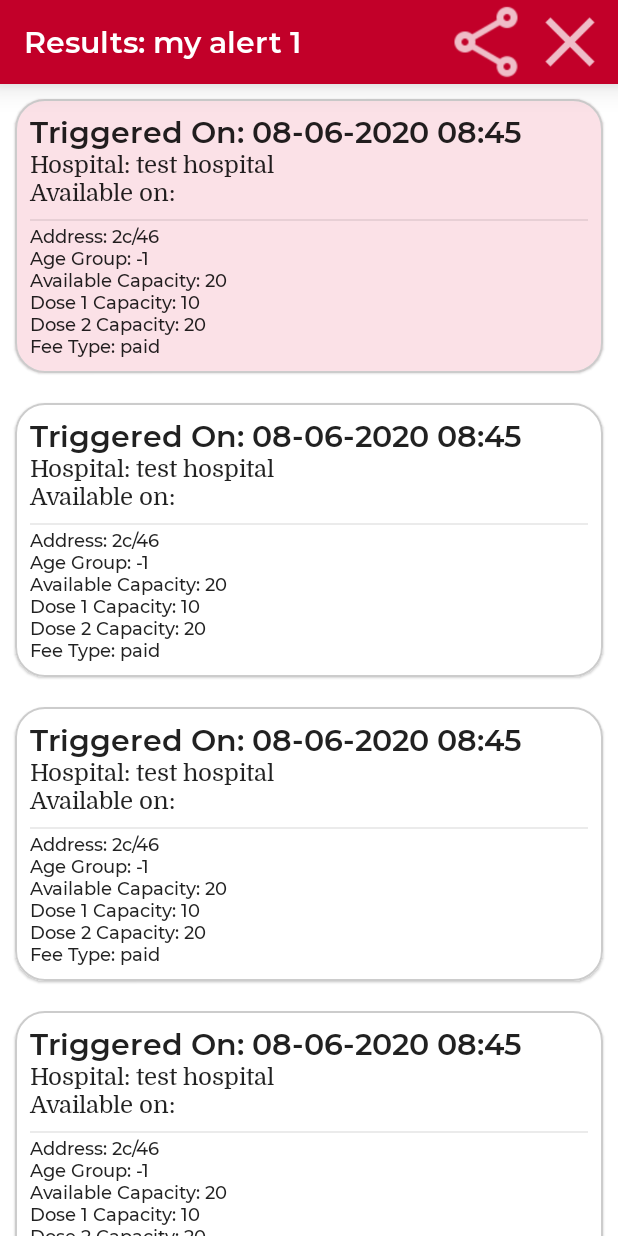
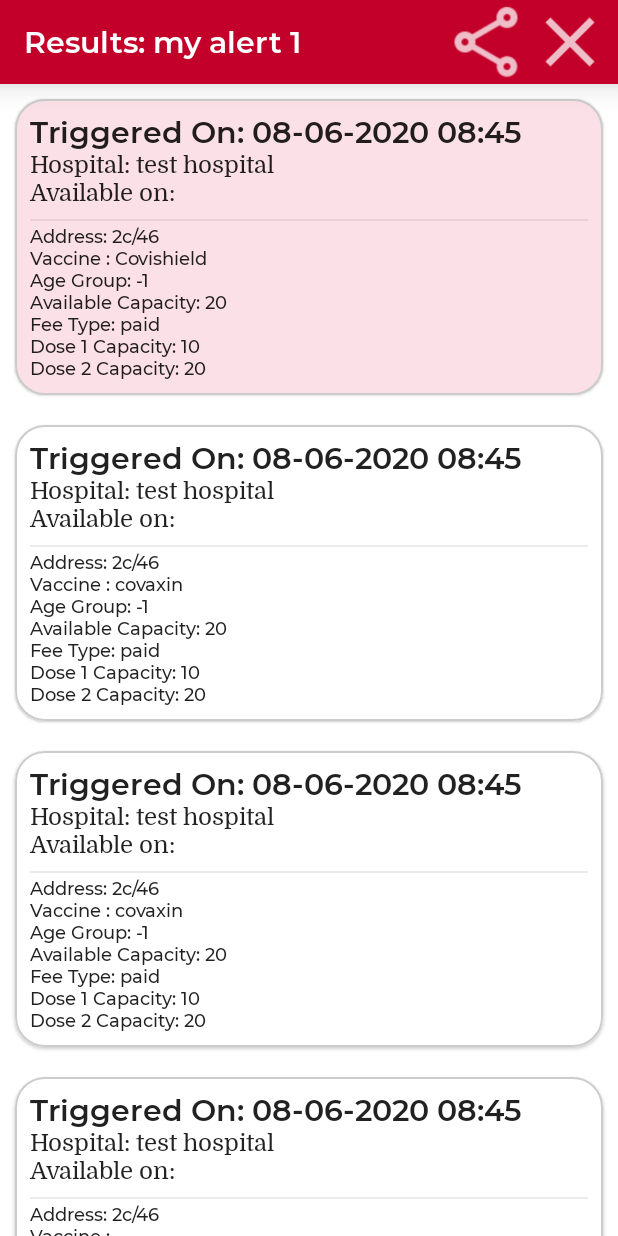
Before and after one commit to sp98/cowin-alert, an Android app built with Jetpack Compose: the @Preview function PreviewResultDetails, on a phone screen of 412 x 824 dp. Run offline under Robolectric (Android 15) with nearby library versions, the phone set to English and light mode, and no system bars; our stand-ins replace Room's generated code, accompanist.

Commit message:
added vaccine type to the result screen
Signed-off-by: Santosh Pillai <sapillai@redhat.com>

```diff
--- a/app/src/main/java/com/santoshpillai/cowinalert/data/local/AlertDatabase.kt
+++ b/app/src/main/java/com/santoshpillai/cowinalert/data/local/AlertDatabase.kt
@@ -7,7 +7,7 @@
 import com.santoshpillai.cowinalert.data.model.Alert
 import com.santoshpillai.cowinalert.data.model.Result
 
-@Database(entities = [Alert::class, Result::class], version = 3, exportSchema = false)
+@Database(entities = [Alert::class, Result::class], version = 4, exportSchema = false)
 abstract class AlertDatabase : RoomDatabase() {
 
     abstract val alertDatabaseDao: AlertDatabaseDao
--- a/app/src/main/java/com/santoshpillai/cowinalert/data/model/Result.kt
+++ b/app/src/main/java/com/santoshpillai/cowinalert/data/model/Result.kt
@@ -27,6 +27,9 @@
     @ColumnInfo(name = "block_name")
     val blockName: String = "",
 
+    @ColumnInfo(name = "vaccine")
+    val vaccine: String = "",
+
     @ColumnInfo(name = "fee_type")
     val feeType: String = "",
 
--- a/app/src/main/java/com/santoshpillai/cowinalert/ui/resultscreen/ResultScreen.kt
+++ b/app/src/main/java/com/santoshpillai/cowinalert/ui/resultscreen/ResultScreen.kt
@@ -136,6 +136,12 @@
                                     text = "Address: ${result.address}",
                                     style = MaterialTheme.typography.overline
                                 )
+
+                                Text(
+                                    text = "Vaccine : ${result.vaccine}",
+                                    style = MaterialTheme.typography.overline
+                                )
+
                                 Text(
                                     text = "Age Group: ${result.ageGroup}",
                                     style = MaterialTheme.typography.overline
@@ -145,16 +151,20 @@
                                     text = "Available Capacity: ${result.availableCapacity}",
                                     style = MaterialTheme.typography.overline
                                 )
+
+                                Text(
+                                    text = "Fee Type: ${result.feeType}",
+                                    style = MaterialTheme.typography.overline
+                                )
+
+
                                 Text(
                                     text = "Dose 1 Capacity: ${result.dose1Capacity}",
                                     style = MaterialTheme.typography.overline
                                 )
+
                                 Text(
                                     text = "Dose 2 Capacity: ${result.dose2Capacity}",
-                                    style = MaterialTheme.typography.overline
-                                )
-                                Text(
-                                    text = "Fee Type: ${result.feeType}",
                                     style = MaterialTheme.typography.overline
                                 )
 
@@ -184,6 +194,7 @@
                 stateName = "Haryana",
                 districtName = "faridabad",
                 blockName = "NIT-2",
+                vaccine = "Covishield",
                 feeType = "paid",
                 availableCapacity = 20,
                 dose1Capacity = 10,
@@ -198,6 +209,7 @@
                 stateName = "Haryana",
                 districtName = "faridabad",
                 blockName = "NIT-2",
+                vaccine = "covaxin",
                 feeType = "paid",
                 availableCapacity = 20,
                 dose1Capacity = 10,
@@ -212,6 +224,7 @@
                 stateName = "Haryana",
                 districtName = "faridabad",
                 blockName = "NIT-2",
+                vaccine = "covaxin",
                 feeType = "paid",
                 dose1Capacity = 10,
                 availableCapacity = 20,
--- a/app/src/main/java/com/santoshpillai/cowinalert/workers/CowinWorker.kt
+++ b/app/src/main/java/com/santoshpillai/cowinalert/workers/CowinWorker.kt
@@ -107,6 +107,7 @@
                                     stateName = center.stateName,
                                     districtName = center.districtName,
                                     blockName = center.blockName,
+                                    vaccine = session.vaccine,
                                     feeType = center.feeType,
                                     availableCapacity = session.availableCapacity,
                                     dose1Capacity = session.availableCapacityDose1,
```
